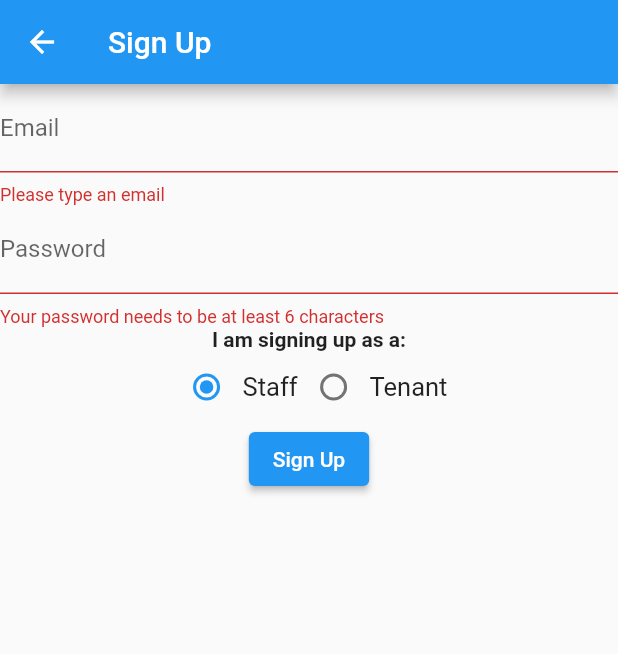
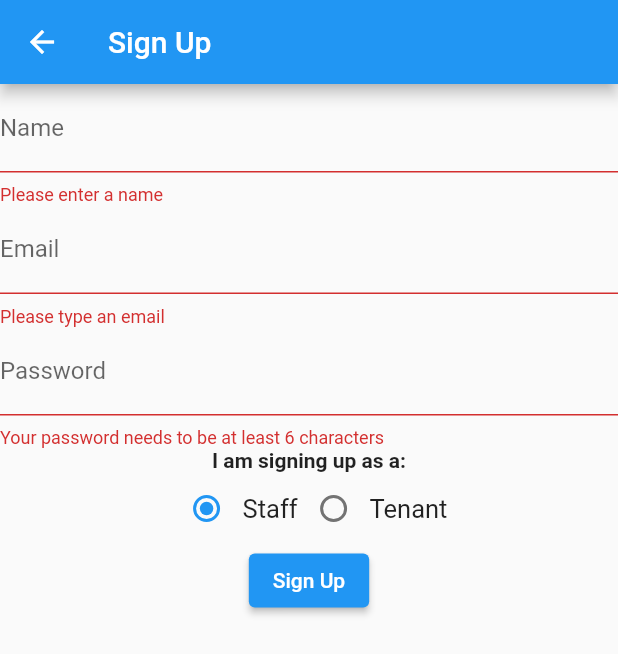
Before and after one commit to rileychin/50.003-Singhealth-app, a Flutter app: the SignUp screen opened directly, after a tap on "Sign Up", on a phone screen of 412 x 824 dp. Shown: the top 654 px of the screen. Run offline on Flutter 3.47's test engine with Material 2 defaults, Android fonts, the phone set to English and light mode, and no system bars; our stand-ins replace camera, cloud_firestore, firebase_auth, firebase_core; accounts and stored records are empty.

Commit message:
classes & subclasses for staff and tenants

```diff
--- /dev/null
+++ b/lib/classes/person.dart
@@ -0,0 +1,12 @@
+class Person {
+
+  String name,email,id;
+
+  Person(name,email,id){
+    this.name = name;
+    this.email = email;
+    this.id = id;
+  }
+
+
+}
--- a/lib/classes/staff.dart
+++ b/lib/classes/staff.dart
@@ -0,0 +1,11 @@
+import 'package:singhealth_app/classes/person.dart';
+
+class Staff extends Person{
+
+  String institution;
+
+  Staff(name,email,id,institution) : super(name,email,id){
+    this.institution = institution;
+  }
+
+}
--- a/lib/classes/tenant.dart
+++ b/lib/classes/tenant.dart
@@ -0,0 +1,12 @@
+import 'package:singhealth_app/classes/person.dart';
+
+class Tenant extends Person{
+
+  String position, institution;
+
+  Tenant(name,email,id,position,institution,) : super(name,email,id){
+    this.position = position;
+    this.institution = institution;
+  }
+
+}
--- a/lib/setup/signUp.dart
+++ b/lib/setup/signUp.dart
@@ -2,8 +2,12 @@ import 'package:cloud_firestore/cloud_firestore.dart';
 import 'package:firebase_auth/firebase_auth.dart';
 import 'package:flutter/cupertino.dart';
 import 'package:flutter/material.dart';
+import 'package:singhealth_app/classes/staff.dart';
+import 'package:singhealth_app/classes/firebase.dart';
+import 'package:singhealth_app/classes/tenant.dart';
 import 'package:singhealth_app/setup/signIn.dart';
 import 'package:firebase_core/firebase_core.dart';
+import 'package:flutter/services.dart';
 
 class SignUp extends StatefulWidget {
   @override
@@ -11,7 +15,7 @@ class SignUp extends StatefulWidget {
 }
 
 class _SignUpState extends State<SignUp> {
-  String _email, _password;
+  String _email, _password, _name;
   String _role = "Staff";
   int id = 1;
   final GlobalKey<FormState> _formKey = GlobalKey<FormState>();
@@ -26,6 +30,17 @@ class _SignUpState extends State<SignUp> {
             child: Column(
               children: <Widget>[
                 //TODO: Implement fields
+                TextFormField(
+                  validator:(input){
+                    if (input.isEmpty){
+                      return 'Please enter a name';
+                    }
+                  },
+                  onSaved: (input) => _name = input,
+                  decoration: InputDecoration(
+                      labelText: 'Name'
+                  ),
+                ),
                 TextFormField(
                   validator:(input){
                     if (input.isEmpty){
@@ -72,7 +87,6 @@ class _SignUpState extends State<SignUp> {
                       'Staff',
                       style: new TextStyle(fontSize: 17.0),
                     ),
-
                     Radio(
                       value: 2,
                       groupValue: id,
@@ -105,16 +119,19 @@ class _SignUpState extends State<SignUp> {
     if (formState.validate()){
       formState.save();
       try{
-        Firebase.initializeApp();
-        UserCredential result = await FirebaseAuth.instance.createUserWithEmailAndPassword(email: _email, password: _password);
-        User user = result.user;
+        User user = await FirebaseFunctions.createUser(_email,_password);
 
-        FirebaseFirestore.instance.collection("users").doc(user.uid).set({
-          "name" : "riley",
-          "role" : _role,
-          "email" : _email,
+        //staff signup
+        if (id == 1){
+          Staff newStaff = new Staff(_name,_email,user.uid,"Singapore General Hospital");
+          FirebaseFunctions.createStaffWithEmailPassword(_name,_email,newStaff);
+        }
 
-        });
+        //tenant signup
+        else if(id == 2){
+          Tenant newTenant = new Tenant(_name,_email,user.uid,"Manager","Singapore General Hospital");
+          FirebaseFunctions.createTenantWithEmailPassword(_email, _password, newTenant);
+        }
 
         Navigator.pushReplacement(context,MaterialPageRoute(builder: (context)=> LoginPage()));
       }catch(e){
@@ -123,4 +140,6 @@ class _SignUpState extends State<SignUp> {
       }
     }
   }
+
+
 }
--- a/lib/setup/welcome.dart
+++ b/lib/setup/welcome.dart
@@ -34,7 +34,7 @@ class _WelcomePageState extends State<WelcomePage> {
       floatingActionButton: FloatingActionButton.extended(
           label: Text("camera"),
           onPressed: () {
-            Navigator.push(context,MaterialPageRoute(builder: (context) => CameraScreen()));
+            Navigator.push(context,MaterialPageRoute(builder: (context) => LoginPage()));
 }   ));
   }
 
--- a/pubspec.yaml
+++ b/pubspec.yaml
@@ -26,8 +26,7 @@ dependencies:
   firebase_auth: ^0.20.0+1
   cloud_firestore: ^0.16.0
   firebase_auth_web:
-
-
+  http:
   # The following adds the Cupertino Icons font to your application.
   # Use with the CupertinoIcons class for iOS style icons.
   cupertino_icons: ^1.0.2
```
Also changed, not shown: lib/classes/camerascreen.dart (+43 -19 lines), lib/classes/firebase.dart (+32 -3 lines), lib/main.dart (line endings or trailing spaces), pubspec.lock, 1 other file.
